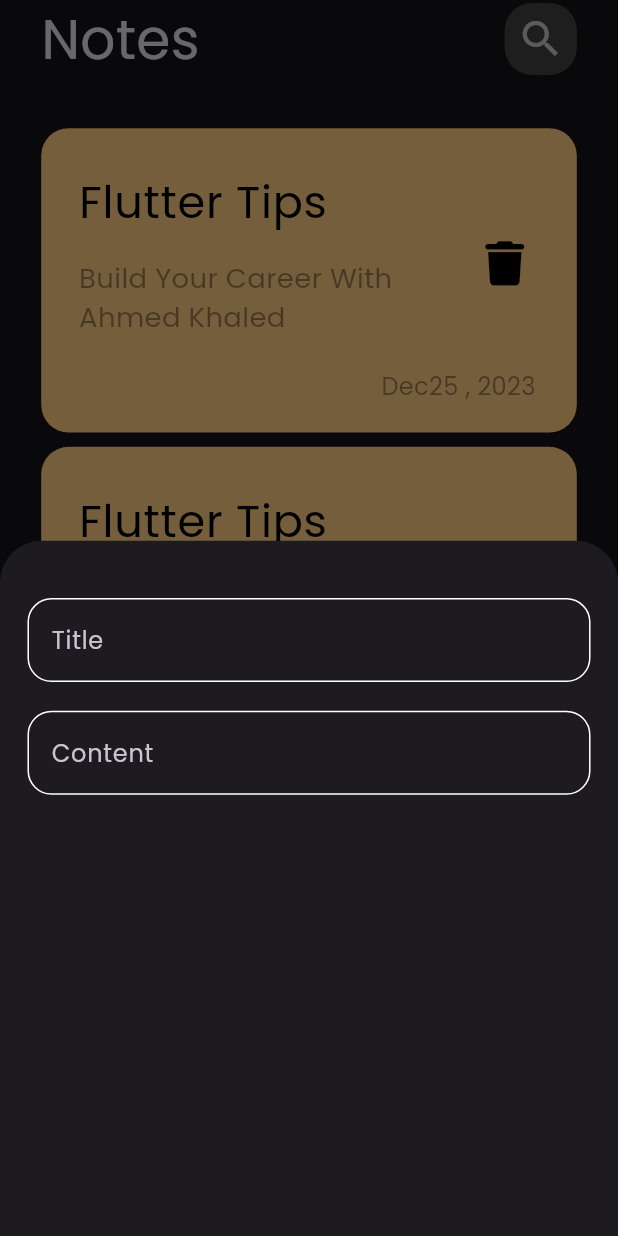
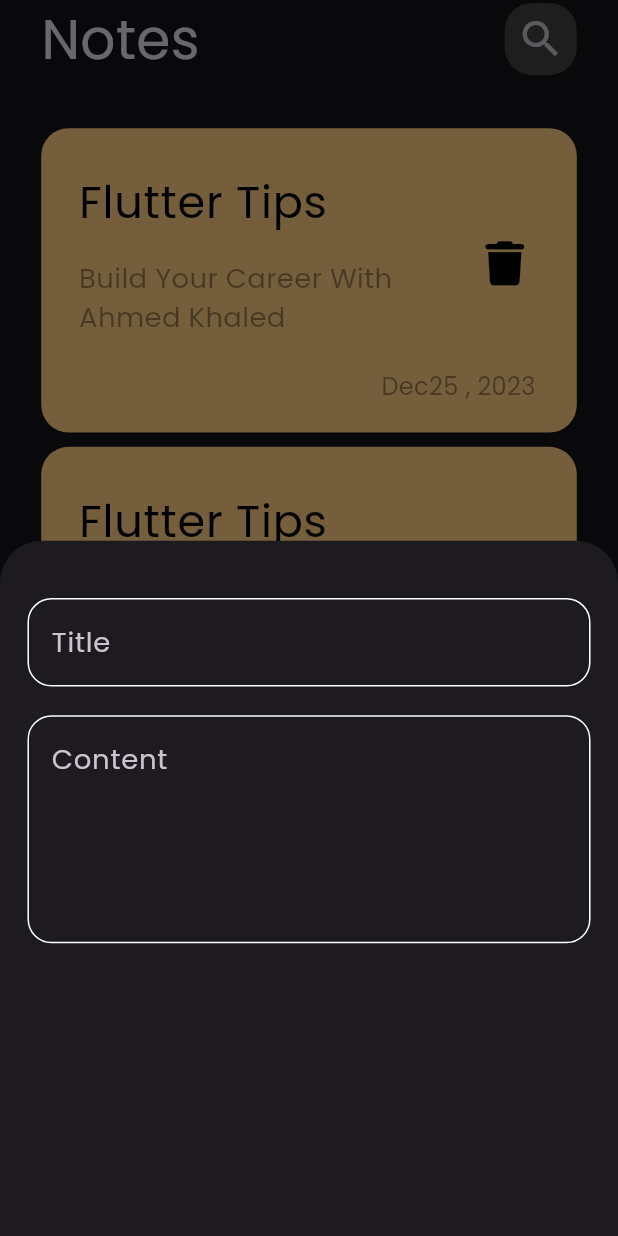
Before and after one commit to AhmedKhaled8907/notes-app, a Flutter app: the screen it shows after launch, after a tap on the "add" icon, on a phone screen of 412 x 824 dp. Run offline on Flutter 3.47's test engine with Material 3 defaults, Android fonts, the phone set to English and light mode, and no system bars; our stand-ins replace flutter_screenutil, font_awesome_flutter.

Commit message:
add fields to bottom sheet

```diff
--- a/lib/views/widgets/add_note_bottom_sheet.dart
+++ b/lib/views/widgets/add_note_bottom_sheet.dart
@@ -3,9 +3,7 @@ import 'package:flutter_screenutil/flutter_screenutil.dart';
 import 'package:notes_app/views/widgets/custom_text_field.dart';
 
 class AddNoteBottomSheet extends StatelessWidget {
-  const AddNoteBottomSheet({
-    super.key,
-  });
+  const AddNoteBottomSheet({super.key});
 
   @override
   Widget build(BuildContext context) {
@@ -15,7 +13,10 @@ class AddNoteBottomSheet extends StatelessWidget {
         children: [
           const CustomTextField(hintText: 'Title'),
           SizedBox(height: 16.h),
-          const CustomTextField(hintText: 'Content'),
+          const CustomTextField(
+            hintText: 'Content',
+            maxLines: 5,
+          ),
         ],
       ),
     );
--- a/lib/views/widgets/custom_text_field.dart
+++ b/lib/views/widgets/custom_text_field.dart
@@ -1,17 +1,26 @@
 import 'package:flutter/material.dart';
+import 'package:flutter_screenutil/flutter_screenutil.dart';
 
 class CustomTextField extends StatelessWidget {
-  const CustomTextField({super.key, required this.hintText});
+  const CustomTextField({
+    super.key,
+    required this.hintText,
+    this.maxLines = 1,
+  });
 
   final String hintText;
+  final int maxLines;
+
   @override
   Widget build(BuildContext context) {
     return TextField(
       decoration: InputDecoration(
+        hintStyle: TextStyle(fontSize: 16.sp),
         hintText: hintText,
         enabledBorder: buildBorder(Colors.white, 1),
         focusedBorder: buildBorder(Colors.white, 3),
       ),
+      maxLines: maxLines,
     );
   }
 
```
